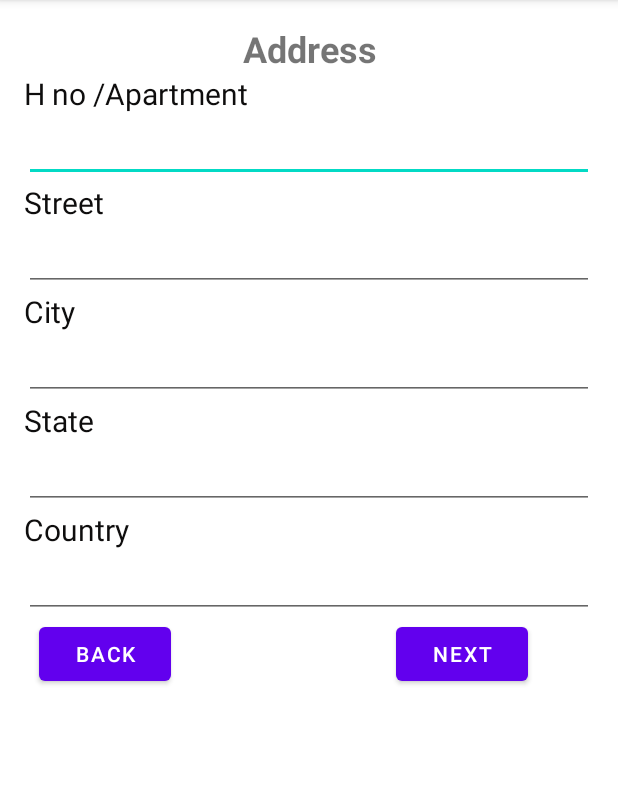
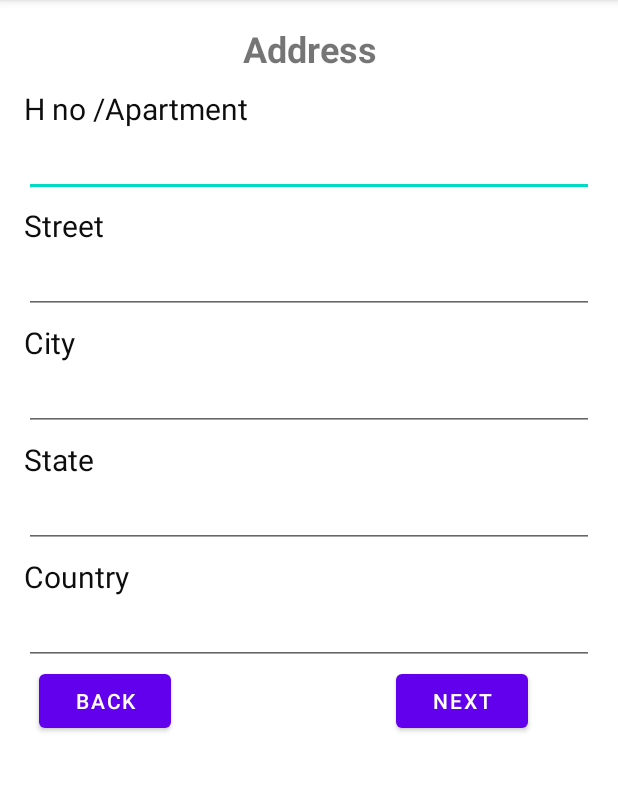
Before and after one commit to pullaiah-dudekula-improve10x/Practice-task, an Android app: the AddressActivity screen opened directly, with no data from a screen before it, on a phone screen of 412 x 824 dp, the part 84-876 px from its top. Run offline under Robolectric (Android 15) with nearby library versions, the phone set to English and light mode, and no system bars.

Commit message:
updated sum changes

```diff
--- a/app/src/main/res/layout/activity_address.xml
+++ b/app/src/main/res/layout/activity_address.xml
@@ -21,6 +21,7 @@
         android:id="@+id/textView26"
         android:layout_width="match_parent"
         android:layout_height="wrap_content"
+        android:layout_marginTop="10dp"
         android:text="H no /Apartment"
         android:textColor="#0E0D0D"
         android:textSize="20sp" />
@@ -36,6 +37,7 @@
         android:id="@+id/textView29"
         android:layout_width="match_parent"
         android:layout_height="wrap_content"
+        android:layout_marginTop="5dp"
         android:text="Street"
         android:textColor="#0E0D0D"
         android:textSize="20sp" />
@@ -51,6 +53,7 @@
         android:id="@+id/textView32"
         android:layout_width="match_parent"
         android:layout_height="wrap_content"
+        android:layout_marginTop="5dp"
         android:text="City"
         android:textColor="#0E0D0D"
         android:textSize="20sp" />
@@ -66,6 +69,7 @@
         android:id="@+id/textView34"
         android:layout_width="match_parent"
         android:layout_height="wrap_content"
+        android:layout_marginTop="5dp"
         android:text="State"
         android:textColor="#0E0D0D"
         android:textSize="20sp" />
@@ -81,6 +85,7 @@
         android:id="@+id/textView35"
         android:layout_width="match_parent"
         android:layout_height="wrap_content"
+        android:layout_marginTop="5dp"
         android:text="Country"
         android:textColor="#0E0D0D"
         android:textSize="20sp" />
--- a/app/src/main/res/layout/activity_birth_details.xml
+++ b/app/src/main/res/layout/activity_birth_details.xml
@@ -22,6 +22,7 @@
         android:id="@+id/textView37"
         android:layout_width="match_parent"
         android:layout_height="wrap_content"
+        android:layout_marginTop="10dp"
         android:text="Date Of Birth"
         android:textColor="#131212"
         android:textSize="20sp" />
@@ -37,6 +38,7 @@
         android:id="@+id/textView38"
         android:layout_width="match_parent"
         android:layout_height="wrap_content"
+        android:layout_marginTop="5dp"
         android:text="Place Of Birth"
         android:textColor="#131212"
         android:textSize="20sp" />
--- a/app/src/main/res/layout/activity_credit_card_details.xml
+++ b/app/src/main/res/layout/activity_credit_card_details.xml
@@ -22,6 +22,7 @@
         android:id="@+id/textView44"
         android:layout_width="match_parent"
         android:layout_height="wrap_content"
+        android:layout_marginTop="10dp"
         android:text="Card Number"
         android:textColor="#1E1B1B"
         android:textSize="20sp" />
@@ -37,6 +38,7 @@
         android:id="@+id/textView46"
         android:layout_width="match_parent"
         android:layout_height="wrap_content"
+        android:layout_marginTop="5dp"
         android:text="Card Holder"
         android:textColor="#191717"
         android:textSize="20sp" />
@@ -57,6 +59,7 @@
             android:id="@+id/textView48"
             android:layout_width="0dp"
             android:layout_height="wrap_content"
+            android:layout_marginTop="5dp"
             android:layout_weight="1"
             android:text="Expire"
             android:textColor="#1C1A1A"
@@ -66,6 +69,7 @@
             android:id="@+id/textView49"
             android:layout_width="0dp"
             android:layout_height="wrap_content"
+            android:layout_marginTop="5dp"
             android:layout_weight="1"
             android:text="Cvv"
             android:textColor="#131010"
--- a/app/src/main/res/layout/activity_identity.xml
+++ b/app/src/main/res/layout/activity_identity.xml
@@ -22,6 +22,7 @@
         android:id="@+id/textView40"
         android:layout_width="match_parent"
         android:layout_height="wrap_content"
+        android:layout_marginTop="10dp"
         android:text="Pan Number"
         android:textColor="#1B1919"
         android:textSize="20sp" />
@@ -37,6 +38,7 @@
         android:id="@+id/textView42"
         android:layout_width="match_parent"
         android:layout_height="wrap_content"
+        android:layout_marginTop="5dp"
         android:text="Aadhar Number"
         android:textColor="#0B0A0A"
         android:textSize="20sp" />
--- a/app/src/main/res/layout/activity_personal_info.xml
+++ b/app/src/main/res/layout/activity_personal_info.xml
@@ -22,6 +22,7 @@
         android:id="@+id/textView6"
         android:layout_width="match_parent"
         android:layout_height="wrap_content"
+        android:layout_marginTop="10dp"
         android:text="User Name"
         android:textColor="#121111"
         android:textSize="20sp" />
```
